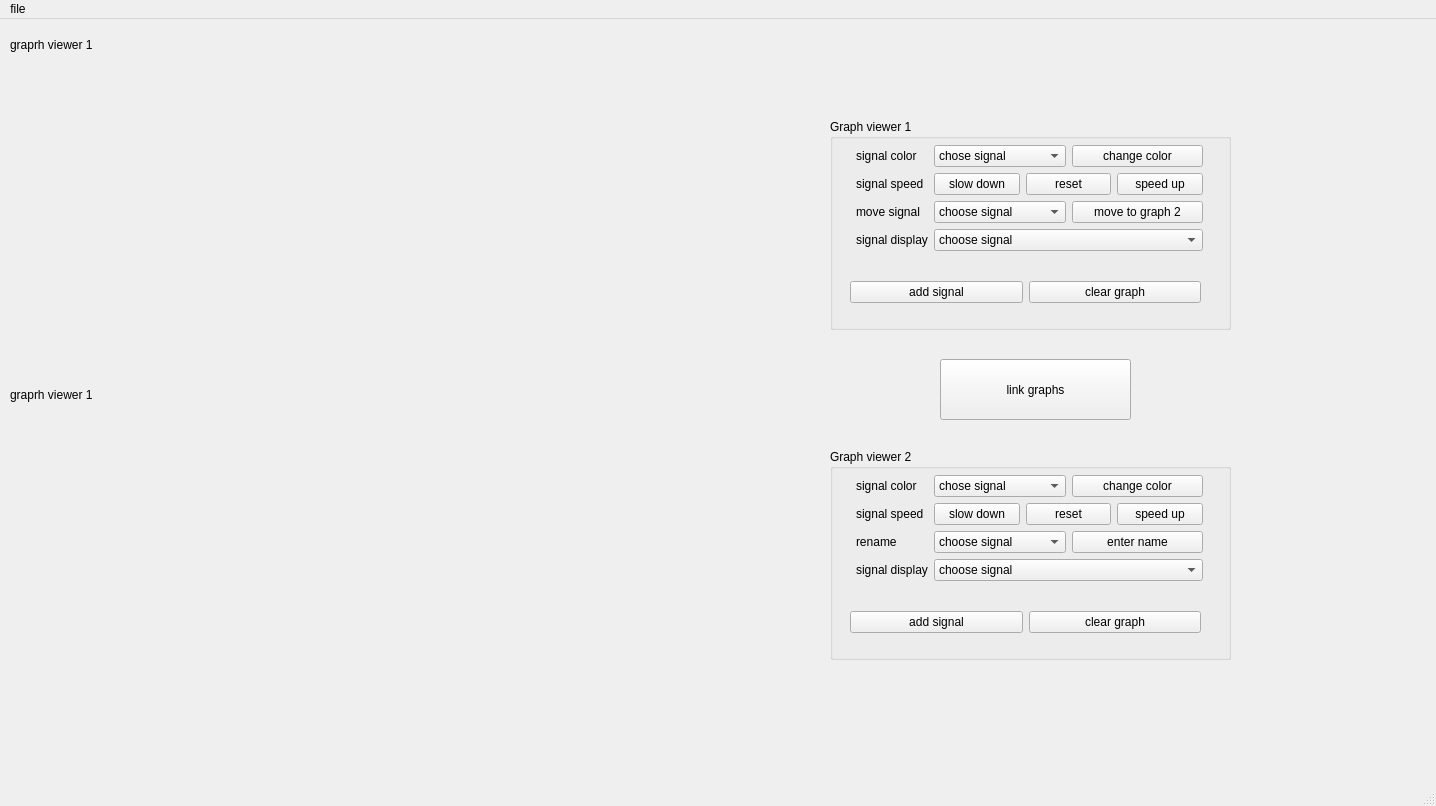
Above: mainwindow.ui from SaraElsaggan/Multi_Channel_Signal_Viewer before the change. Below: the same form after it.
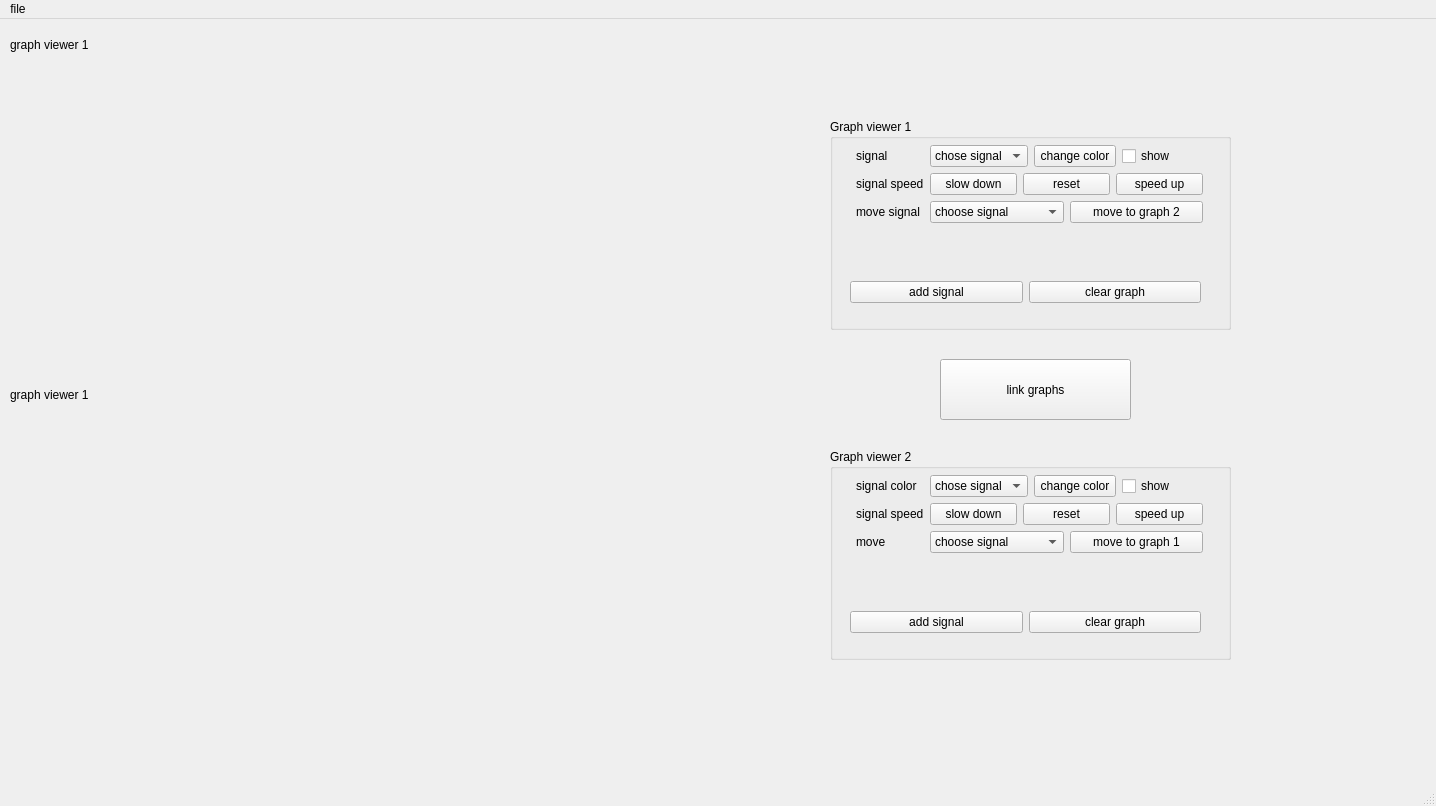
That is the form after the change. Icons and pictures are not drawn.

Commit message: same as before ui edited

What changed in the file:
```diff
--- a/mainwindow.ui
+++ b/mainwindow.ui
@@ -27,7 +27,7 @@
      </rect>
     </property>
     <property name="text">
-     <string>graprh viewer 1</string>
+     <string>graph viewer 1</string>
     </property>
    </widget>
    <widget class="QGroupBox" name="grp_bx_ctrls_viewer_1">
@@ -74,7 +74,7 @@
        <x>20</x>
        <y>20</y>
        <width>359</width>
-       <height>131</height>
+       <height>111</height>
       </rect>
      </property>
      <layout class="QFormLayout" name="form_ctrls_viewer_1">
@@ -93,7 +93,7 @@
       <item row="0" column="0">
        <widget class="QLabel" name="lbl_colr_viewer_1">
         <property name="text">
-         <string>signal color</string>
+         <string>signal</string>
         </property>
        </widget>
       </item>
@@ -115,6 +115,13 @@
           </property>
          </widget>
         </item>
+        <item>
+         <widget class="QCheckBox" name="checkBox">
+          <property name="text">
+           <string>show</string>
+          </property>
+         </widget>
+        </item>
        </layout>
       </item>
       <item row="1" column="0">
@@ -156,13 +163,6 @@
         </property>
        </widget>
       </item>
-      <item row="3" column="0">
-       <widget class="QLabel" name="lbl_sig_disp_viewer_1">
-        <property name="text">
-         <string>signal display</string>
-        </property>
-       </widget>
-      </item>
       <item row="2" column="1">
        <layout class="QHBoxLayout" name="horizontalLayout_2">
         <item>
@@ -183,15 +183,6 @@
         </item>
        </layout>
       </item>
-      <item row="3" column="1">
-       <widget class="QComboBox" name="comb_sig_disp_viewer_1">
-        <item>
-         <property name="text">
-          <string>choose signal</string>
-         </property>
-        </item>
-       </widget>
-      </item>
      </layout>
     </widget>
    </widget>
@@ -378,7 +369,7 @@
        <x>20</x>
        <y>20</y>
        <width>359</width>
-       <height>131</height>
+       <height>111</height>
       </rect>
      </property>
      <layout class="QFormLayout" name="form_ctrls_viewer_2">
@@ -419,6 +410,13 @@
           </property>
          </widget>
         </item>
+        <item>
+         <widget class="QCheckBox" name="checkBox_2">
+          <property name="text">
+           <string>show</string>
+          </property>
+         </widget>
+        </item>
        </layout>
       </item>
       <item row="1" column="0">
@@ -456,14 +454,7 @@
       <item row="2" column="0">
        <widget class="QLabel" name="lbl_rename_viewer_2">
         <property name="text">
-         <string>rename</string>
-        </property>
-       </widget>
-      </item>
-      <item row="3" column="0">
-       <widget class="QLabel" name="lbl_sig_disp_viewer_2">
-        <property name="text">
-         <string>signal display</string>
+         <string>move</string>
         </property>
        </widget>
       </item>
@@ -481,21 +472,12 @@
         <item>
          <widget class="QPushButton" name="btn_entr_name_viewer_2">
           <property name="text">
-           <string>enter name</string>
+           <string>move to graph 1</string>
           </property>
          </widget>
         </item>
        </layout>
       </item>
-      <item row="3" column="1">
-       <widget class="QComboBox" name="comb_sig_disp_viewer_2">
-        <item>
-         <property name="text">
-          <string>choose signal</string>
-         </property>
-        </item>
-       </widget>
-      </item>
      </layout>
     </widget>
    </widget>
@@ -625,7 +607,7 @@
      </rect>
     </property>
     <property name="text">
-     <string>graprh viewer 1</string>
+     <string>graph viewer 1</string>
     </property>
    </widget>
    <widget class="QWidget" name="widget_2" native="true">
```
Left out of the diff: 34 changed lines with no effect on the pictures. The commit also changes 2 other files.
